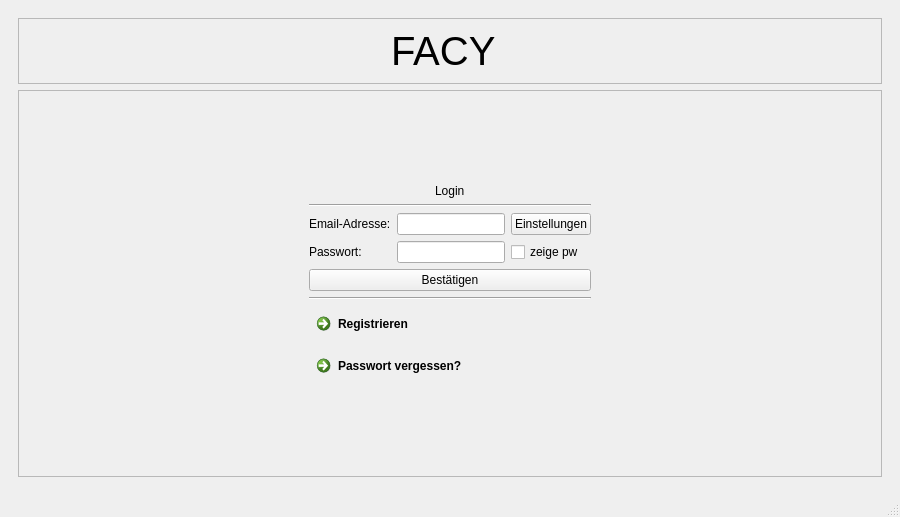
Old version of the form Facy-Client/frmmain.ui in the repository Rompack853/Facy-Client.
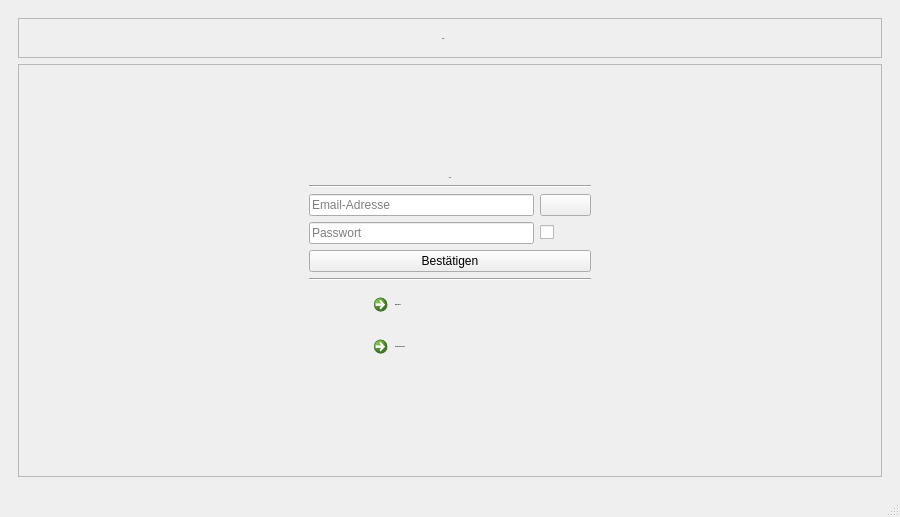
New version of the form. The open tabs and pages were chosen to show the change. Icons and pictures are not drawn.

Patch:
```diff
--- a/Facy-Client/frmmain.ui
+++ b/Facy-Client/frmmain.ui
@@ -197,7 +197,9 @@
             <widget class="QLabel" name="loginLblName">
              <property name="font">
               <font>
-               <pointsize>30</pointsize>
+               <family>Quantico</family>
+               <pointsize>-1</pointsize>
+               <bold>true</bold>
               </font>
              </property>
              <property name="text">
@@ -264,7 +266,7 @@
            </item>
            <item row="2" column="1">
             <layout class="QGridLayout" name="gridLayout_12">
-             <item row="6" column="0" colspan="3">
+             <item row="6" column="1" colspan="3">
               <widget class="QCommandLinkButton" name="loginClbSignUp">
                <property name="maximumSize">
                 <size>
@@ -272,87 +274,168 @@
                  <height>50</height>
                 </size>
                </property>
+               <property name="font">
+                <font>
+                 <family>Segoe UI</family>
+                 <pointsize>-1</pointsize>
+                 <bold>true</bold>
+                 <kerning>true</kerning>
+                </font>
+               </property>
+               <property name="layoutDirection">
+                <enum>Qt::LeftToRight</enum>
+               </property>
                <property name="text">
                 <string>Registrieren</string>
                </property>
               </widget>
              </item>
-             <item row="4" column="0" colspan="3">
+             <item row="7" column="1" colspan="3">
+              <widget class="QCommandLinkButton" name="loginClbForgotPw">
+               <property name="maximumSize">
+                <size>
+                 <width>16777215</width>
+                 <height>50</height>
+                </size>
+               </property>
+               <property name="font">
+                <font>
+                 <family>Segoe UI</family>
+                 <pointsize>-1</pointsize>
+                 <bold>true</bold>
+                </font>
+               </property>
+               <property name="text">
+                <string>Passwort vergessen?</string>
+               </property>
+              </widget>
+             </item>
+             <item row="7" column="0">
+              <spacer name="horizontalSpacer_4">
+               <property name="orientation">
+                <enum>Qt::Horizontal</enum>
+               </property>
+               <property name="sizeHint" stdset="0">
+                <size>
+                 <width>40</width>
+                 <height>20</height>
+                </size>
+               </property>
+              </spacer>
+             </item>
+             <item row="6" column="0">
+              <spacer name="horizontalSpacer_3">
+               <property name="orientation">
+                <enum>Qt::Horizontal</enum>
+               </property>
+               <property name="sizeHint" stdset="0">
+                <size>
+                 <width>40</width>
+                 <height>20</height>
+                </size>
+               </property>
+              </spacer>
+             </item>
+             <item row="7" column="4">
+              <spacer name="horizontalSpacer_5">
+               <property name="orientation">
+                <enum>Qt::Horizontal</enum>
+               </property>
+               <property name="sizeHint" stdset="0">
+                <size>
+                 <width>40</width>
+                 <height>20</height>
+                </size>
+               </property>
+              </spacer>
+             </item>
+             <item row="6" column="4">
+              <spacer name="horizontalSpacer_6">
+               <property name="orientation">
+                <enum>Qt::Horizontal</enum>
+               </property>
+               <property name="sizeHint" stdset="0">
+                <size>
+                 <width>40</width>
+                 <height>20</height>
+                </size>
+               </property>
+              </spacer>
+             </item>
+             <item row="5" column="0" colspan="5">
+              <widget class="Line" name="line_6">
+               <property name="orientation">
+                <enum>Qt::Horizontal</enum>
+               </property>
+              </widget>
+             </item>
+             <item row="4" column="0" colspan="5">
               <widget class="QPushButton" name="loginBtnLogin">
                <property name="text">
                 <string>Bestätigen</string>
                </property>
               </widget>
              </item>
-             <item row="2" column="1">
-              <widget class="QLineEdit" name="loginLeEmail"/>
-             </item>
-             <item row="3" column="2">
-              <widget class="QCheckBox" name="loginClbShowPw">
+             <item row="2" column="4">
+              <widget class="QPushButton" name="loginBtnOptions">
                <property name="text">
-                <string>zeige pw</string>
+                <string/>
                </property>
               </widget>
              </item>
-             <item row="0" column="0" colspan="3" alignment="Qt::AlignHCenter">
-              <widget class="QLabel" name="label_13">
+             <item row="3" column="4">
+              <widget class="QCheckBox" name="loginCbShowPw">
+               <property name="layoutDirection">
+                <enum>Qt::LeftToRight</enum>
+               </property>
+               <property name="styleSheet">
+                <string notr="true"/>
+               </property>
                <property name="text">
-                <string>Login</string>
+                <string/>
                </property>
               </widget>
              </item>
-             <item row="1" column="0" colspan="3">
-              <widget class="Line" name="line_7">
-               <property name="orientation">
-                <enum>Qt::Horizontal</enum>
+             <item row="2" column="0" colspan="4">
+              <widget class="QLineEdit" name="loginLeEmail">
+               <property name="placeholderText">
+                <string>Email-Adresse</string>
                </property>
               </widget>
              </item>
-             <item row="5" column="0" colspan="3">
-              <widget class="Line" name="line_6">
-               <property name="orientation">
-                <enum>Qt::Horizontal</enum>
-               </property>
-              </widget>
-             </item>
-             <item row="3" column="1">
+             <item row="3" column="0" colspan="4">
               <widget class="QLineEdit" name="loginLePassword">
                <property name="echoMode">
                 <enum>QLineEdit::Password</enum>
                </property>
-              </widget>
-             </item>
-             <item row="2" column="0">
-              <widget class="QLabel" name="label_11">
-               <property name="text">
-                <string>Email-Adresse:</string>
+               <property name="alignment">
+                <set>Qt::AlignLeading|Qt::AlignLeft|Qt::AlignVCenter</set>
                </property>
-              </widget>
-             </item>
-             <item row="7" column="0" colspan="3">
-              <widget class="QCommandLinkButton" name="loginClbForgotPw">
-               <property name="maximumSize">
-                <size>
-                 <width>16777215</width>
-                 <height>50</height>
-                </size>
+               <property name="placeholderText">
+                <string>Passwort</string>
                </property>
-               <property name="text">
-                <string>Passwort vergessen?</string>
-               </property>
               </widget>
              </item>
-             <item row="3" column="0">
-              <widget class="QLabel" name="label_12">
-               <property name="text">
-                <string>Passwort:</string>
+             <item row="1" column="0" colspan="5">
+              <widget class="Line" name="line_7">
+               <property name="orientation">
+                <enum>Qt::Horizontal</enum>
                </property>
               </widget>
              </item>
-             <item row="2" column="2">
-              <widget class="QPushButton" name="loginBtnOptions">
+             <item row="0" column="0" colspan="5">
+              <widget class="QLabel" name="loginLblTitle">
+               <property name="font">
+                <font>
+                 <pointsize>-1</pointsize>
+                 <bold>false</bold>
+                </font>
+               </property>
                <property name="text">
-                <string>Einstellungen</string>
+                <string>Login</string>
+               </property>
+               <property name="alignment">
+                <set>Qt::AlignCenter</set>
                </property>
               </widget>
              </item>
```
Left out of the diff: 246 changed lines with no effect on the pictures.
